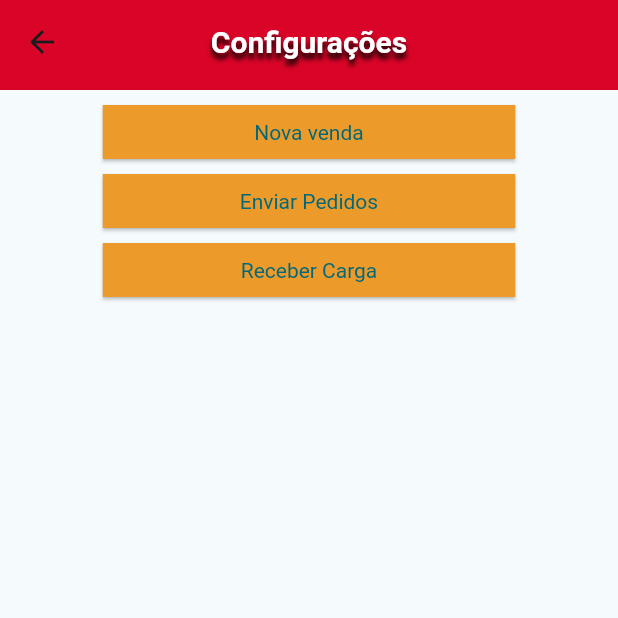
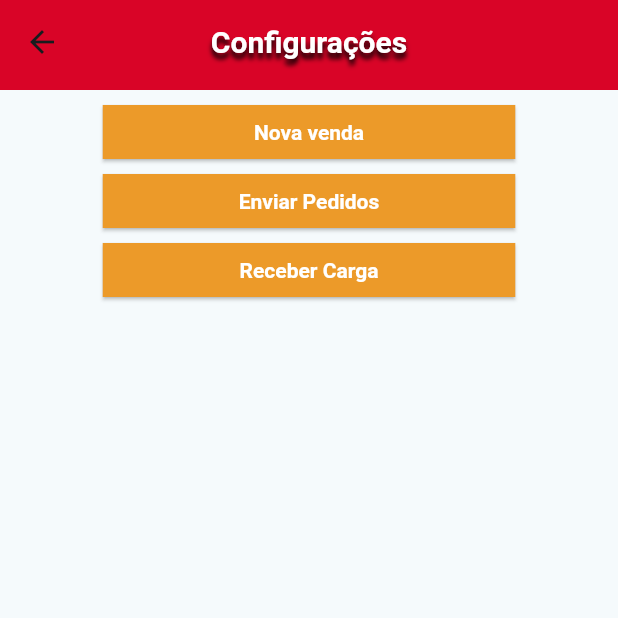
Before and after one commit to Felp056/PointOfVenda, a Flutter app: the MenuMobile screen opened by its route, on a phone screen of 412 x 824 dp, the top half of it. Run offline on Flutter 3.47's test engine with Material 3 defaults, Android fonts, the phone set to English and light mode, and no system bars; our stand-ins replace dio, google_fonts; missing offline and left inert: dart:ffi.

Commit message:
change font color

```diff
--- a/Pov_Front/lib/mobile/widgets/button_mobile.dart
+++ b/Pov_Front/lib/mobile/widgets/button_mobile.dart
@@ -28,7 +28,13 @@ class mobileButton extends StatelessWidget {
             backgroundColor: const Color.fromRGBO(236, 154, 41, 1),
             textStyle:
                 const TextStyle(color: Color.fromRGBO(255, 255, 255, 1))),
-        child: Text(buttonName),
+        child: Text(
+          buttonName,
+          style: const TextStyle(
+            color: Color.fromRGBO(255, 255, 255, 1),
+            fontWeight: FontWeight.bold,
+          ),
+        ),
       ),
     );
   }
```
